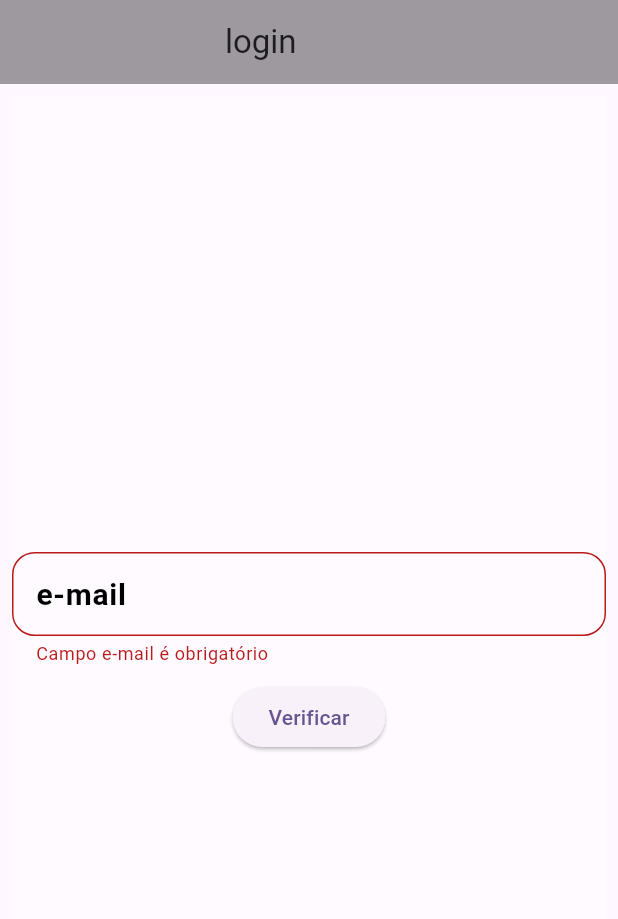
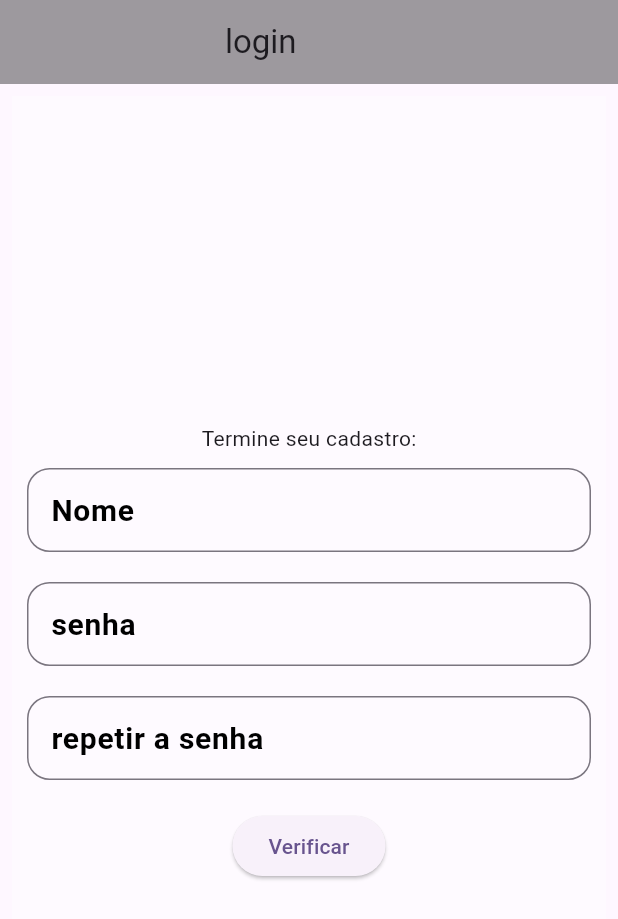
Before and after one commit to gustavo91010/recall-de-compras-app, a Flutter app: the screen it shows after launch, after a tap on "Verificar", on a phone screen of 412 x 824 dp. Shown: the top 919 px of the screen. Run offline on Flutter 3.47's test engine with Material 3 defaults, Android fonts, the phone set to English and light mode, and no system bars.

Commit message:
feat: sgregation pages and componets

```diff
--- /dev/null
+++ b/lib/components/form_field.dart
@@ -0,0 +1,40 @@
+import 'package:flutter/material.dart';
+
+class FieldForm extends StatelessWidget {
+  final String label;
+  final bool isVisible;
+  final TextEditingController? controller;
+  // final void Function(String)? onChanged;
+
+  const FieldForm({
+    super.key,
+    required this.label,
+    required this.isVisible,
+    // this.onChanged,
+    this.controller,
+  });
+
+  @override
+  Widget build(BuildContext context) {
+    return isVisible
+        ? Padding(
+            padding: const EdgeInsets.all(10.0),
+            child: TextFormField(
+              controller: controller,
+              decoration: InputDecoration(
+                labelText: label,
+                labelStyle: const TextStyle(
+                    color: Colors.black,
+                    fontSize: 20,
+                    fontWeight: FontWeight.bold),
+                border: OutlineInputBorder(
+                  borderRadius: BorderRadius.circular(15),
+                ),
+              ),
+              // onChanged: onChanged,
+              // Remover a validação de onChanged
+            ),
+          )
+        : const SizedBox.shrink(); // Retorna um widget vazio quando não visível
+  }
+}
--- a/lib/main.dart
+++ b/lib/main.dart
@@ -18,7 +18,7 @@ class MyApp extends StatelessWidget {
         colorScheme: ColorScheme.fromSeed(seedColor: Colors.deepPurple),
         useMaterial3: true,
       ),
-      home: const Login()
+      home:  Login()
     );
   }
 }
--- a/lib/pages/login.dart
+++ b/lib/pages/login.dart
@@ -1,16 +1,45 @@
 import 'package:flutter/material.dart';
+import 'package:recall_de_compras/components/form_field.dart';
 
 class Login extends StatefulWidget {
-  const Login({super.key});
+  Login({super.key});
 
   @override
   State<Login> createState() => _LoginPageSatte();
+
+  // final formKey = GlobalKey<FormState>();
+  final emailController = TextEditingController();
+  final nameController = TextEditingController();
+  final pass1Controller = TextEditingController();
+  final pass2Controller = TextEditingController();
 }
 
 class _LoginPageSatte extends State<Login> {
-  final formKey = GlobalKey<FormState>(); // refcuperar o estado do formulario
-  String email = 'bob@email.com';
+  final formKey = GlobalKey<FormState>(); // Recuperar o estado do formulário,
+  final emailController = TextEditingController();
+  final nameController = TextEditingController();
+  final pass1Controller = TextEditingController();
+  final pass2Controller = TextEditingController();
+
+  String email = 'bob';
   bool isRegistered = false;
+  String emailInput = ''; // Armazena o valor do e-mail digitado
+
+  bool isEmail = true;
+
+  bool isPass1 = false;
+  bool isPass2 = false;
+  bool isName = false;
+  bool isExibirEmail = false;
+
+  @override
+  void dispose() {
+    emailController.dispose();
+    nameController.dispose();
+    pass1Controller.dispose();
+    pass2Controller.dispose();
+    super.dispose();
+  }
 
   @override
   Widget build(BuildContext context) {
@@ -25,44 +54,73 @@ class _LoginPageSatte extends State<Login> {
         child: Container(
           color: Colors.white38,
           child: Form(
-            // form para pegar dados de entrada
+            // Form para pegar dados de entrada
             key: formKey, // Para pegar o valor de entrada
             child: Column(
               mainAxisAlignment: MainAxisAlignment.center,
               children: [
-                formulario(
+                Visibility(
+                    visible: isRegistered,
+                    child: Text(
+                      emailController.text,
+                      style: const TextStyle(),
+                    )),
+                FieldForm(
                   label: 'e-mail',
-                  isVisible: true,
-                  onChanged: (value){
-                    print('esse é o valor do form né? $value');
-                    setState(() {
-                      isRegistered= value == email;
-                    });
-                  },
+                  isVisible: isEmail,
+                  controller: emailController,
+                  // onChanged: (value) {
+                  //   // setState(() {
+                  //   emailInput = value;
+                  //   // });
+                  // },
                 ),
-
-
-
-
-
-
-                formulario(label: 'senha', isVisible: isRegistered),
-                formulario(label: 'repetir a senha', isVisible: isRegistered),
-                formulario(label: 'Nome', isVisible: isRegistered),
+                Visibility(
+                    visible: isName,
+                    child: const Text(
+                      'Termine seu cadastro:',
+                      style: TextStyle(),
+                    )),
+                FieldForm(
+                  label: 'Nome',
+                  isVisible: isName,
+                  controller: nameController,
+                ),
+                FieldForm(
+                  label: 'senha',
+                  isVisible: isPass1 || isName,
+                  controller: pass1Controller,
+                ),
+                FieldForm(
+                  label: 'repetir a senha',
+                  isVisible: isName,
+                  controller: pass2Controller,
+                ),
                 Padding(
                   padding: const EdgeInsets.all(10.0),
                   child: ElevatedButton(
-                      onPressed: () {
-                        final valid = formKey.currentState?.validate() ?? false;
-                        if (valid) {
-                          print('Email digitado foi $valid e o formky é $formKey');
+                    onPressed: () {
+                      final valid = formKey.currentState?.validate() ?? false;
+                      if (valid) {
+                        setState(() {
+                          isRegistered = emailController.text == email;
+                          print(
+                              'foi?? $emailController.text true?? $isRegistered');
 
-                          // faz a validação se o email esta cadastrado
-                          setState(() {});
-                        }
-                      },
-                      child: const Text('Verificar')),
-                )
+                          if (isRegistered) {
+                            isEmail = !isRegistered;
+                            isPass1 = isRegistered;
+                            isExibirEmail = isRegistered;
+                          } else {
+                            isEmail = isRegistered;
+                            isName = !isRegistered;
+                          }
+                        });
+                      }
+                    },
+                    child: const Text('Verificar'),
+                  ),
+                ),
               ],
             ),
           ),
@@ -71,43 +129,3 @@ class _LoginPageSatte extends State<Login> {
     );
   }
 }
-
-// ignore: camel_case_types
-class formulario extends StatelessWidget {
-  final String label;
-  final bool isVisible;
-  final void Function(String)? onChanged;
-
-  const formulario({
-    super.key,
-    required this.label,
-    required this.isVisible,
-    this.onChanged,
-  });
-
-  @override
-  Widget build(BuildContext context) {
-    return isVisible
-        ? TextFormField(
-            decoration: InputDecoration(
-                labelText: label,
-                labelStyle: const TextStyle(
-                    color: Colors.black,
-                    fontSize: 20,
-                    fontWeight: FontWeight.bold),
-                border: OutlineInputBorder(
-                  borderRadius: BorderRadius.circular(15),
-                  // borderSide: BorderSide.none
-                )),
-            onChanged: onChanged,
-            validator: (value) {
-              if (value == null || value.isEmpty) {
-                return 'Campo $label é obrigatório';
-              }
-              print('entrada do campo $label é: $value');
-              return null;
-            },
-          )
-        : const SizedBox.shrink(); // Retorna um widget vazio quando não visível
-  }
-}
```
